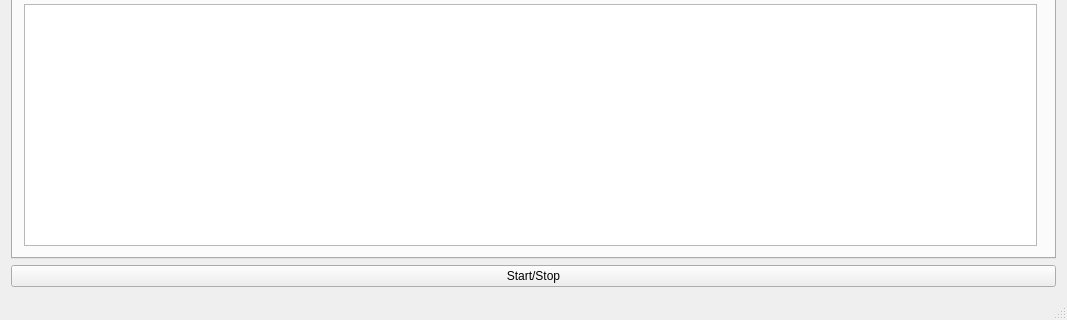
Old version of the form ctgui_mainwindow.ui in the repository AustralianSynchrotron/ctgui; both pictures show x 0 to 1067 and y 327 to 647 of the 1067 by 647 pixel window.
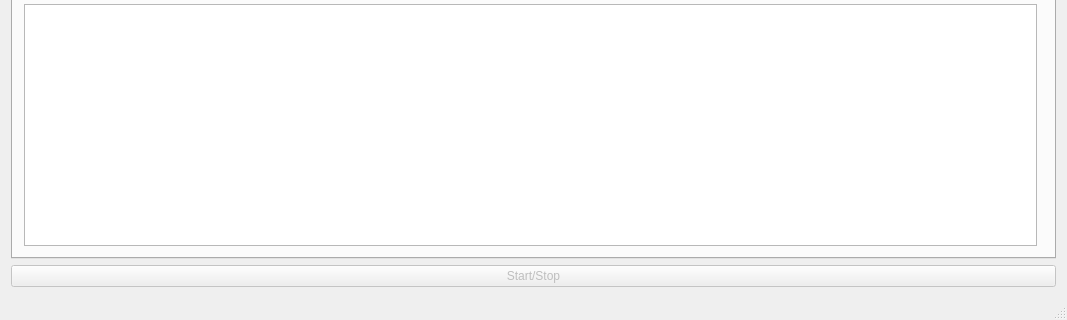
New version of the form. The open tabs and pages were chosen to show the change. Icons and pictures are not drawn. Custom widgets are drawn as their Qt base class.

Diff of the .ui file:
```diff
--- a/ctgui_mainwindow.ui
+++ b/ctgui_mainwindow.ui
@@ -3227,6 +3227,9 @@
     </item>
     <item>
      <widget class="QPushButton" name="startStop">
+      <property name="enabled">
+       <bool>false</bool>
+      </property>
       <property name="text">
        <string>Start/Stop</string>
       </property>
```
Left out of the diff: 46 changed lines with no effect on the pictures.
